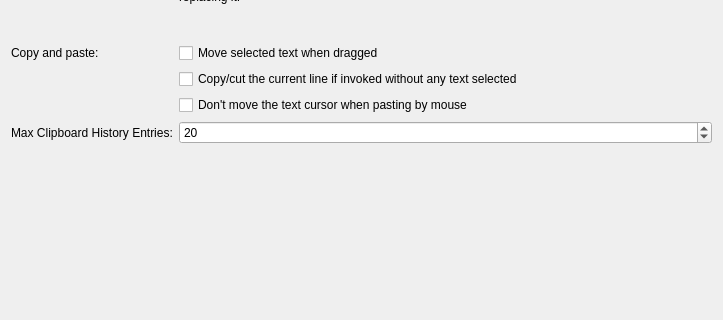
Old version of the form src/dialogs/editconfigwidget.ui in the repository KDE/ktexteditor; both pictures show x 0 to 723 and y 267 to 587 of the 723 by 710 pixel window.
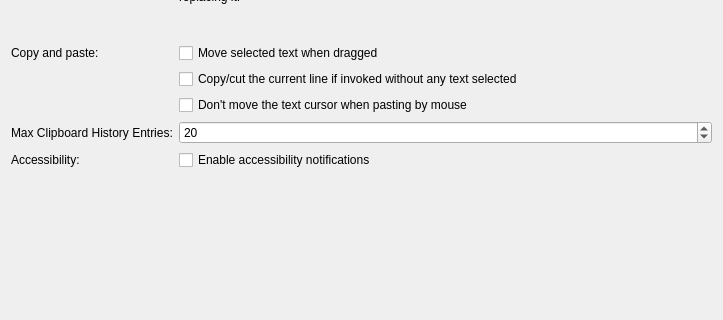
New version of the form. Custom widgets are drawn as their Qt base class.

Commit message:
Allow enabling/disabling accessibility
On Manjaro KDE (and possibly others) it seems that accessibility is
always enabled for some reason. Lately it has been causing a lot of
crashes in KDevelop and in general it is really bad for performance
especially if you are doing something that results in a large number of
edits at once

The edit to the form file:
```diff
--- a/src/dialogs/editconfigwidget.ui
+++ b/src/dialogs/editconfigwidget.ui
@@ -246,6 +246,23 @@
        </property>
       </spacer>
      </item>
+     <item row="14" column="1">
+      <widget class="QCheckBox" name="chkAccessibility">
+       <property name="text">
+        <string>Enable accessibility notifications</string>
+       </property>
+      </widget>
+     </item>
+     <item row="14" column="0">
+      <widget class="QLabel" name="label_3">
+       <property name="text">
+        <string>Accessibility:</string>
+       </property>
+       <property name="buddy">
+        <cstring>chkAccessibility</cstring>
+       </property>
+      </widget>
+     </item>
     </layout>
    </item>
    <item>
```
The commit also changes 6 other files.
